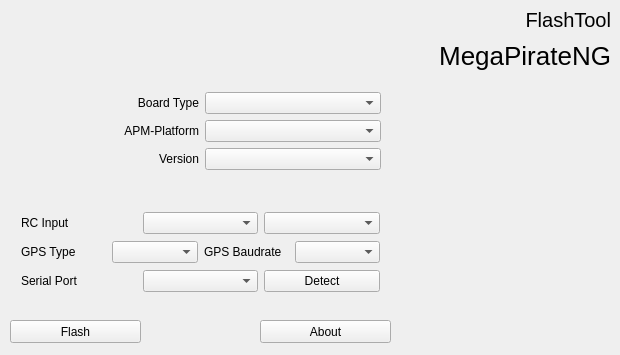
Qt form client-side/mainwindow.ui (MegaPirateNG/FlashTool) before a commit.
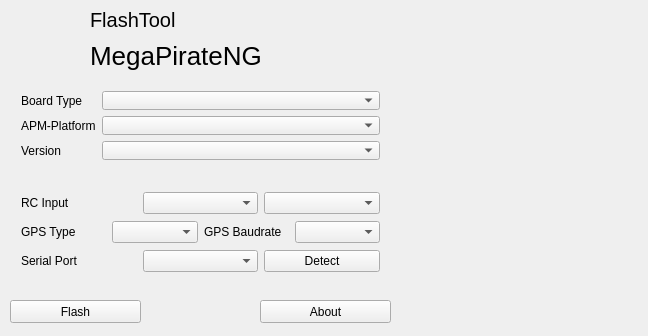
The same form after that commit. Icons and pictures are not drawn.

Commit message: Changed layout a bit

```diff
--- a/client-side/mainwindow.ui
+++ b/client-side/mainwindow.ui
@@ -6,8 +6,8 @@
    <rect>
     <x>0</x>
     <y>0</y>
-    <width>620</width>
-    <height>355</height>
+    <width>648</width>
+    <height>336</height>
    </rect>
   </property>
   <property name="sizePolicy">
@@ -39,7 +39,7 @@
    <widget class="QLabel" name="label_2">
     <property name="geometry">
      <rect>
-      <x>360</x>
+      <x>90</x>
       <y>40</y>
       <width>251</width>
       <height>31</height>
@@ -52,13 +52,13 @@
      <string>MegaPirateNG</string>
     </property>
     <property name="alignment">
-     <set>Qt::AlignRight|Qt::AlignTrailing|Qt::AlignVCenter</set>
+     <set>Qt::AlignLeading|Qt::AlignLeft|Qt::AlignVCenter</set>
     </property>
    </widget>
    <widget class="QLabel" name="lblImage">
     <property name="geometry">
      <rect>
-      <x>400</x>
+      <x>410</x>
       <y>90</y>
       <width>210</width>
       <height>210</height>
@@ -75,7 +75,7 @@
    <widget class="QLabel" name="label_8">
     <property name="geometry">
      <rect>
-      <x>430</x>
+      <x>90</x>
       <y>10</y>
       <width>181</width>
       <height>20</height>
@@ -88,14 +88,14 @@
      <string>FlashTool</string>
     </property>
     <property name="alignment">
-     <set>Qt::AlignRight|Qt::AlignTrailing|Qt::AlignVCenter</set>
+     <set>Qt::AlignLeading|Qt::AlignLeft|Qt::AlignVCenter</set>
     </property>
    </widget>
    <widget class="QPushButton" name="btnFlash">
     <property name="geometry">
      <rect>
       <x>10</x>
-      <y>320</y>
+      <y>300</y>
       <width>131</width>
       <height>23</height>
      </rect>
@@ -108,7 +108,7 @@
     <property name="geometry">
      <rect>
       <x>260</x>
-      <y>320</y>
+      <y>300</y>
       <width>131</width>
       <height>23</height>
      </rect>
@@ -117,74 +117,11 @@
      <string>About</string>
     </property>
    </widget>
-   <widget class="QWidget" name="layoutWidget1">
-    <property name="geometry">
-     <rect>
-      <x>11</x>
-      <y>81</y>
-      <width>381</width>
-      <height>100</height>
-     </rect>
-    </property>
-    <layout class="QVBoxLayout" name="verticalLayout">
-     <item>
-      <layout class="QHBoxLayout" name="horizontalLayout">
-       <item>
-        <widget class="QLabel" name="label_3">
-         <property name="text">
-          <string>Board Type</string>
-         </property>
-         <property name="alignment">
-          <set>Qt::AlignRight|Qt::AlignTrailing|Qt::AlignVCenter</set>
-         </property>
-        </widget>
-       </item>
-       <item>
-        <widget class="QComboBox" name="cmbBoardType"/>
-       </item>
-      </layout>
-     </item>
-     <item>
-      <layout class="QHBoxLayout" name="horizontalLayout_2">
-       <item>
-        <widget class="QLabel" name="label_6">
-         <property name="text">
-          <string>APM-Platform</string>
-         </property>
-         <property name="alignment">
-          <set>Qt::AlignRight|Qt::AlignTrailing|Qt::AlignVCenter</set>
-         </property>
-        </widget>
-       </item>
-       <item>
-        <widget class="QComboBox" name="cmbPlatform"/>
-       </item>
-      </layout>
-     </item>
-     <item>
-      <layout class="QHBoxLayout" name="horizontalLayout_3">
-       <item>
-        <widget class="QLabel" name="label_5">
-         <property name="text">
-          <string>Version</string>
-         </property>
-         <property name="alignment">
-          <set>Qt::AlignRight|Qt::AlignTrailing|Qt::AlignVCenter</set>
-         </property>
-        </widget>
-       </item>
-       <item>
-        <widget class="QComboBox" name="cmbVersion"/>
-       </item>
-      </layout>
-     </item>
-    </layout>
-   </widget>
    <widget class="QWidget" name="layoutWidget2">
     <property name="geometry">
      <rect>
       <x>10</x>
-      <y>200</y>
+      <y>180</y>
       <width>381</width>
       <height>106</height>
      </rect>
@@ -254,6 +191,96 @@
      </item>
     </layout>
    </widget>
+   <widget class="QWidget" name="gridLayoutWidget">
+    <property name="geometry">
+     <rect>
+      <x>10</x>
+      <y>80</y>
+      <width>381</width>
+      <height>91</height>
+     </rect>
+    </property>
+    <layout class="QGridLayout" name="gridLayout">
+     <item row="2" column="1">
+      <widget class="QComboBox" name="cmbPlatform">
+       <property name="sizePolicy">
+        <sizepolicy hsizetype="Preferred" vsizetype="Fixed">
+         <horstretch>0</horstretch>
+         <verstretch>0</verstretch>
+        </sizepolicy>
+       </property>
+      </widget>
+     </item>
+     <item row="2" column="0">
+      <widget class="QLabel" name="label_6">
+       <property name="sizePolicy">
+        <sizepolicy hsizetype="Maximum" vsizetype="Preferred">
+         <horstretch>0</horstretch>
+         <verstretch>0</verstretch>
+        </sizepolicy>
+       </property>
+       <property name="text">
+        <string>APM-Platform</string>
+       </property>
+       <property name="alignment">
+        <set>Qt::AlignLeading|Qt::AlignLeft|Qt::AlignVCenter</set>
+       </property>
+      </widget>
+     </item>
+     <item row="1" column="0">
+      <widget class="QLabel" name="label_3">
+       <property name="sizePolicy">
+        <sizepolicy hsizetype="Maximum" vsizetype="Preferred">
+         <horstretch>0</horstretch>
+         <verstretch>0</verstretch>
+        </sizepolicy>
+       </property>
+       <property name="text">
+        <string>Board Type</string>
+       </property>
+       <property name="alignment">
+        <set>Qt::AlignLeading|Qt::AlignLeft|Qt::AlignVCenter</set>
+       </property>
+      </widget>
+     </item>
+     <item row="1" column="1">
+      <widget class="QComboBox" name="cmbBoardType">
+       <property name="sizePolicy">
+        <sizepolicy hsizetype="Preferred" vsizetype="Fixed">
+         <horstretch>0</horstretch>
+         <verstretch>0</verstretch>
+        </sizepolicy>
+       </property>
+      </widget>
+     </item>
+     <item row="3" column="0">
+      <widget class="QLabel" name="label_5">
+       <property name="sizePolicy">
+        <sizepolicy hsizetype="Maximum" vsizetype="Preferred">
+         <horstretch>0</horstretch>
+         <verstretch>0</verstretch>
+        </sizepolicy>
+       </property>
+       <property name="text">
+        <string>Version</string>
+       </property>
+       <property name="alignment">
+        <set>Qt::AlignLeading|Qt::AlignLeft|Qt::AlignVCenter</set>
+       </property>
+      </widget>
+     </item>
+     <item row="3" column="1">
+      <widget class="QComboBox" name="cmbVersion">
+       <property name="sizePolicy">
+        <sizepolicy hsizetype="Preferred" vsizetype="Fixed">
+         <horstretch>0</horstretch>
+         <verstretch>0</verstretch>
+        </sizepolicy>
+       </property>
+      </widget>
+     </item>
+    </layout>
+   </widget>
   </widget>
  </widget>
  <layoutdefault spacing="6" margin="11"/>
```
The commit also changes 1 other file.
